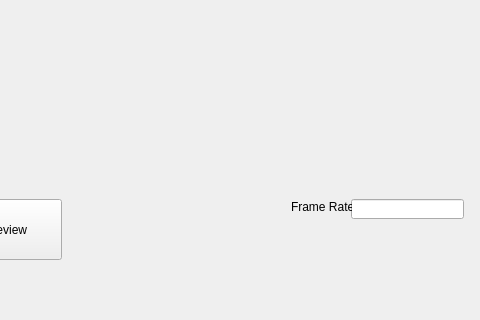
First picture: the form in ScreenCapture/MainWindow.ui, repository 0CottonBuds/ViewTether, before the edit; both pictures show x 520 to 1000 and y 380 to 700 of the 1000 by 700 pixel window.
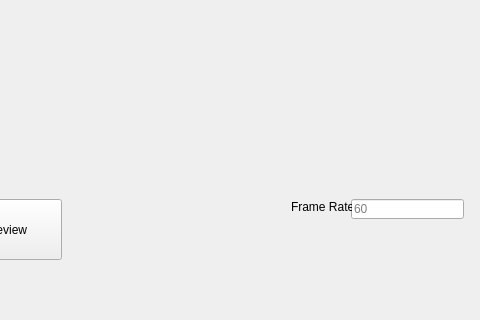
Second picture: the form after the edit.

```diff
--- a/ScreenCapture/MainWindow.ui
+++ b/ScreenCapture/MainWindow.ui
@@ -118,7 +118,7 @@
        </rect>
       </property>
       <property name="placeholderText">
-       <string/>
+       <string>60</string>
       </property>
      </widget>
      <widget class="QLabel" name="label_5">
```
Left out of the diff: 6 changed lines with no effect on the pictures.
